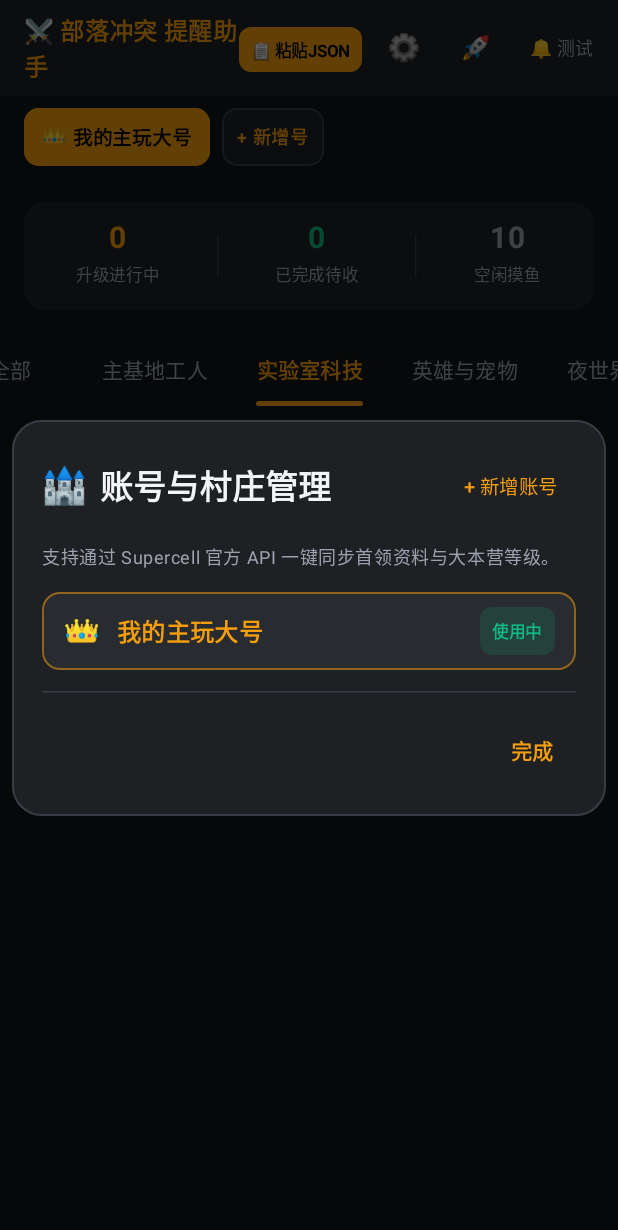
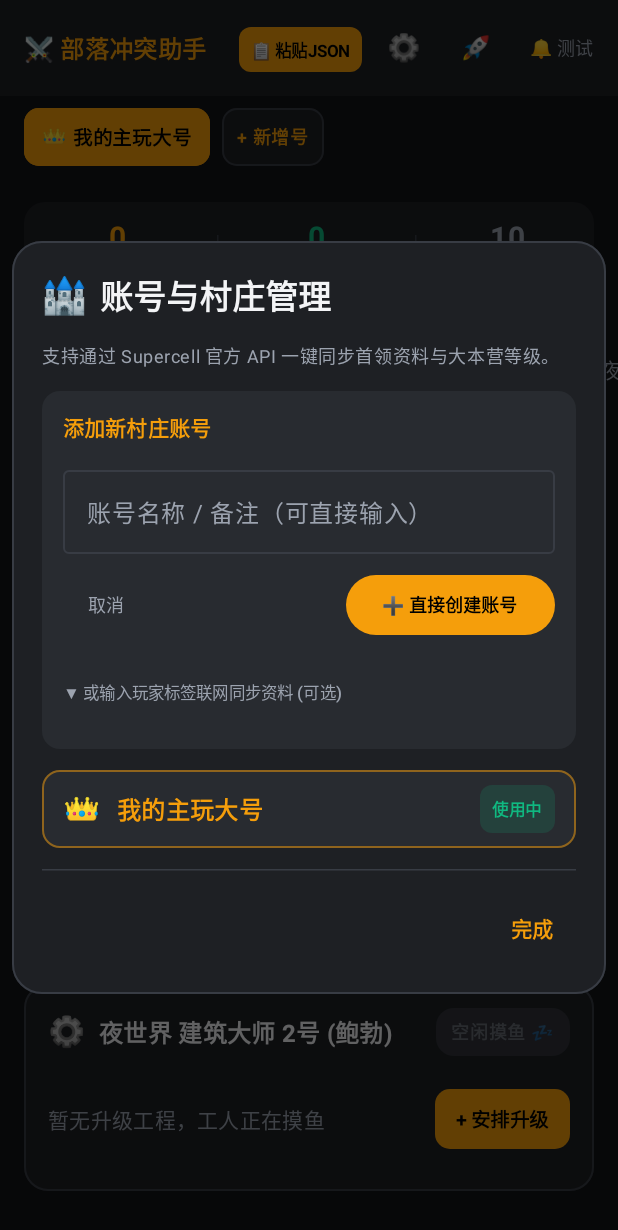
Before and after one commit to zmmmgo/clashtool, an Android app built with Jetpack Compose: the screen it shows after launch (MainActivity), after a tap on "+ 新增号", on a phone screen of 412 x 824 dp. Shown: the top 1230 px of the screen. Run offline under Robolectric (Android 15) with nearby library versions, the phone set to English and light mode, and no system bars.

Commit message:
feat: rename app to 部落冲突助手, minimalist icon, tabs (全部-主世界-实验室-宠物-夜世界), flexible add account without tag

```diff
--- a/app/src/main/AndroidManifest.xml
+++ b/app/src/main/AndroidManifest.xml
@@ -14,14 +14,14 @@
         android:dataExtractionRules="@xml/data_extraction_rules"
         android:fullBackupContent="@xml/backup_rules"
         android:icon="@drawable/app_icon"
-        android:label="部落冲突提醒"
+        android:label="部落冲突助手"
         android:roundIcon="@drawable/app_icon"
         android:supportsRtl="true"
         android:theme="@style/Theme.ClashTool">
         <activity
             android:name=".MainActivity"
             android:exported="true"
-            android:label="部落冲突提醒助手"
+            android:label="部落冲突助手"
             android:theme="@style/Theme.ClashTool"
             android:windowSoftInputMode="adjustResize">
             <intent-filter>
--- a/app/src/main/java/com/example/clashtool/MainActivity.kt
+++ b/app/src/main/java/com/example/clashtool/MainActivity.kt
@@ -76,6 +76,7 @@ fun MainScreen() {
 
     var editingTask by remember { mutableStateOf<ClashTask?>(null) }
     var showAccountDialog by remember { mutableStateOf(false) }
+    var accountDialogAddMode by remember { mutableStateOf(false) }
     var showJsonImportDialog by remember { mutableStateOf(false) }
     var showUpdateDialog by remember { mutableStateOf(false) }
     var githubOwner by remember { mutableStateOf(repository.getGithubOwner()) }
@@ -139,7 +140,7 @@ fun MainScreen() {
             TopAppBar(
                 title = {
                     Text(
-                        text = "⚔️ 部落冲突 提醒助手",
+                        text = "⚔️ 部落冲突助手",
                         style = MaterialTheme.typography.titleMedium,
                         fontWeight = FontWeight.Bold,
                         color = GoldPrimary
@@ -160,7 +161,10 @@ fun MainScreen() {
                     Spacer(modifier = Modifier.width(4.dp))
 
                     // 账号管理按钮
-                    IconButton(onClick = { showAccountDialog = true }) {
+                    IconButton(onClick = {
+                        accountDialogAddMode = false
+                        showAccountDialog = true
+                    }) {
                         Text("⚙️", fontSize = 18.sp)
                     }
 
@@ -262,7 +266,10 @@ fun MainScreen() {
                             shape = RoundedCornerShape(10.dp),
                             color = DarkSurface,
                             border = BorderStroke(1.dp, DarkCardBorder),
-                            modifier = Modifier.clickable { showAccountDialog = true }
+                            modifier = Modifier.clickable {
+                                accountDialogAddMode = true
+                                showAccountDialog = true
+                            }
                         ) {
                             Row(
                                 modifier = Modifier.padding(horizontal = 10.dp, vertical = 7.dp),
@@ -374,6 +381,7 @@ fun MainScreen() {
         AccountManageDialog(
             accounts = accountList,
             currentAccountId = currentAccount.id,
+            startInAddMode = accountDialogAddMode,
             onSelectAccount = { selectedAcc ->
                 repository.setCurrentAccountId(selectedAcc.id)
                 currentAccount = selectedAcc
--- a/app/src/main/java/com/example/clashtool/data/ClashTask.kt
+++ b/app/src/main/java/com/example/clashtool/data/ClashTask.kt
@@ -6,10 +6,10 @@ import java.util.Locale
 import java.util.UUID
 
 enum class TaskCategory(val displayName: String, val icon: String) {
-    HOME_BUILDER("主基地工人", "🔨"),
-    LABORATORY("实验室科技", "⚗️"),
-    HERO_PET("英雄与宠物", "👑"),
-    BUILDER_BASE("夜世界工人", "⚙️")
+    HOME_BUILDER("主世界", "🔨"),
+    LABORATORY("实验室", "⚗️"),
+    HERO_PET("宠物", "🐾"),
+    BUILDER_BASE("夜世界", "⚙️")
 }
 
 data class ClashTask(
--- a/app/src/main/java/com/example/clashtool/ui/AccountManageDialog.kt
+++ b/app/src/main/java/com/example/clashtool/ui/AccountManageDialog.kt
@@ -29,6 +29,7 @@ private const val DEFAULT_API_TOKEN = "eyJ0eXAiOiJKV1QiLCJhbGciOiJIUzUxMiIsImtpZ
 fun AccountManageDialog(
     accounts: List<ClashAccount>,
     currentAccountId: String,
+    startInAddMode: Boolean = false,
     onSelectAccount: (ClashAccount) -> Unit,
     onAddAccount: (name: String, tag: String, token: String, thLevel: Int, clan: String) -> Unit,
     onUpdateAccount: (ClashAccount) -> Unit,
@@ -38,7 +39,7 @@ fun AccountManageDialog(
     val context = LocalContext.current
     val coroutineScope = rememberCoroutineScope()
 
-    var showAddSection by remember { mutableStateOf(false) }
+    var showAddSection by remember { mutableStateOf(startInAddMode) }
     var newAccountName by remember { mutableStateOf("") }
     var newPlayerTag by remember { mutableStateOf("") }
     var newApiToken by remember { mutableStateOf(DEFAULT_API_TOKEN) }
@@ -90,6 +91,8 @@ fun AccountManageDialog(
 
                 // 新增账号表单
                 if (showAddSection) {
+                    var showApiSync by remember { mutableStateOf(false) }
+
                     Card(
                         modifier = Modifier.fillMaxWidth(),
                         colors = CardDefaults.cardColors(containerColor = DarkCard),
@@ -97,7 +100,7 @@ fun AccountManageDialog(
                     ) {
                         Column(
                             modifier = Modifier.padding(14.dp),
-                            verticalArrangement = Arrangement.spacedBy(8.dp)
+                            verticalArrangement = Arrangement.spacedBy(10.dp)
                         ) {
                             Text(
                                 text = "添加新村庄账号",
@@ -106,6 +109,67 @@ fun AccountManageDialog(
                                 color = GoldPrimary
                             )
 
+                            OutlinedTextField(
+                                value = newAccountName,
+                                onValueChange = { newAccountName = it },
+                                label = { Text("账号名称 / 备注（可直接输入）") },
+                                placeholder = { Text("如：小号、部落战小号 (留空自动命名)") },
+                                singleLine = true,
+                                modifier = Modifier.fillMaxWidth(),
+                                colors = OutlinedTextFieldDefaults.colors(
+                                    focusedBorderColor = GoldPrimary,
+                                    unfocusedBorderColor = DarkCardBorder,
+                                    focusedTextColor = TextPrimary,
+                                    unfocusedTextColor = TextPrimary
+                                )
+                            )
+
+                            // 快捷直接添加按钮 (不强制填写标签，添加后可直接导入JSON)
+                            Row(
+                                modifier = Modifier.fillMaxWidth(),
+                                horizontalArrangement = Arrangement.SpaceBetween,
+                                verticalAlignment = Alignment.CenterVertically
+                            ) {
+                                TextButton(onClick = { showAddSection = false }) {
+                                    Text("取消", color = TextSecondary, fontSize = 12.sp)
+                                }
+
+                                Button(
+                                    onClick = {
+                                        val finalName = newAccountName.trim().ifEmpty {
+                                            "村庄小号 ${accounts.size + 1}"
+                                        }
+                                        onAddAccount(
+                                            finalName,
+                                            newPlayerTag.trim(),
+                                            newApiToken,
+                                            0,
+                                            ""
+                                        )
+                                        newAccountName = ""
+                                        newPlayerTag = ""
+                                        showAddSection = false
+                                        Toast.makeText(context, "🎉 已创建账号【$finalName】，点击「粘贴JSON」即可一键导入！", Toast.LENGTH_SHORT).show()
+                                    },
+                                    colors = ButtonDefaults.buttonColors(containerColor = GoldPrimary)
+                                ) {
+                                    Text("➕ 直接创建账号", color = Color.Black, fontWeight = FontWeight.Bold, fontSize = 12.sp)
+                                }
+                            }
+
+                            // 可选展开：通过 API 联网同步
+                            TextButton(
+                                onClick = { showApiSync = !showApiSync },
+                                contentPadding = PaddingValues(0.dp)
+                            ) {
+                                Text(
+                                    text = if (showApiSync) "▲ 收起联网同步选项" else "▼ 或输入玩家标签联网同步资料 (可选)",
+                                    color = TextSecondary,
+                                    fontSize = 11.sp
+                                )
+                            }
+
+                            if (showApiSync) {
                                 OutlinedTextField(
                                     value = newPlayerTag,
                                     onValueChange = { newPlayerTag = it },
@@ -121,34 +185,7 @@ fun AccountManageDialog(
                                     )
                                 )
 
-                            OutlinedTextField(
-                                value = newAccountName,
-                                onValueChange = { newAccountName = it },
-                                label = { Text("村庄名称/备注（可留空点击同步自动获取）") },
-                                placeholder = { Text("如：主号、16本小号") },
-                                singleLine = true,
-                                modifier = Modifier.fillMaxWidth(),
-                                colors = OutlinedTextFieldDefaults.colors(
-                                    focusedBorderColor = GoldPrimary,
-                                    unfocusedBorderColor = DarkCardBorder,
-                                    focusedTextColor = TextPrimary,
-                                    unfocusedTextColor = TextPrimary
-                                )
-                            )
-
-                            // 操作按钮：一键联网同步 / 保存
-                            Row(
-                                modifier = Modifier.fillMaxWidth(),
-                                horizontalArrangement = Arrangement.End,
-                                verticalAlignment = Alignment.CenterVertically
-                            ) {
-                                TextButton(onClick = { showAddSection = false }) {
-                                    Text("取消", color = TextSecondary)
-                                }
-
-                                Spacer(modifier = Modifier.width(6.dp))
-
-                                // 联网自动同步按钮
+                                Row(modifier = Modifier.fillMaxWidth(), horizontalArrangement = Arrangement.End) {
                                     Button(
                                         onClick = {
                                             if (newPlayerTag.isBlank()) {
@@ -160,18 +197,20 @@ fun AccountManageDialog(
                                                 val result = ClashApiService.fetchPlayerProfile(newPlayerTag, newApiToken)
                                                 isSyncing = false
                                                 result.onSuccess { profile ->
-                                                newAccountName = profile.name
+                                                    val finalName = if (newAccountName.isNotBlank()) newAccountName.trim() else profile.name
                                                     onAddAccount(
-                                                    profile.name,
+                                                        finalName,
                                                         profile.tag,
                                                         newApiToken,
                                                         profile.townHallLevel,
                                                         profile.clanName ?: ""
                                                     )
+                                                    newAccountName = ""
+                                                    newPlayerTag = ""
                                                     showAddSection = false
                                                     Toast.makeText(
                                                         context,
-                                                    "🎉 同步成功！欢迎首领 ${profile.name} (${profile.townHallLevel}级大本营)",
+                                                        "🎉 联网同步成功！已添加首领 ${profile.name} (${profile.townHallLevel}本)",
                                                         Toast.LENGTH_LONG
                                                     ).show()
                                                 }.onFailure { err ->
@@ -184,14 +223,15 @@ fun AccountManageDialog(
                                     ) {
                                         if (isSyncing) {
                                             CircularProgressIndicator(
-                                            modifier = Modifier.size(16.dp),
+                                                modifier = Modifier.size(14.dp),
                                                 color = Color.Black,
                                                 strokeWidth = 2.dp
                                             )
                                             Spacer(modifier = Modifier.width(6.dp))
-                                        Text("同步中...", color = Color.Black, fontSize = 12.sp)
+                                            Text("同步中...", color = Color.Black, fontSize = 11.sp)
                                         } else {
-                                        Text("🚀 自动同步并添加", color = Color.Black, fontWeight = FontWeight.Bold, fontSize = 12.sp)
+                                            Text("🚀 联网同步添加", color = Color.Black, fontWeight = FontWeight.Bold, fontSize = 11.sp)
+                                        }
                                     }
                                 }
                             }
--- a/app/src/main/res/values/strings.xml
+++ b/app/src/main/res/values/strings.xml
@@ -1,3 +1,3 @@
 <resources>
-    <string name="app_name">ClashTool</string>
+    <string name="app_name">部落冲突助手</string>
 </resources>
```
Also changed, not shown: app/src/main/res/drawable/app_icon.jpg, 3 other files. Lines whose indentation alone changed are shown as unchanged.
